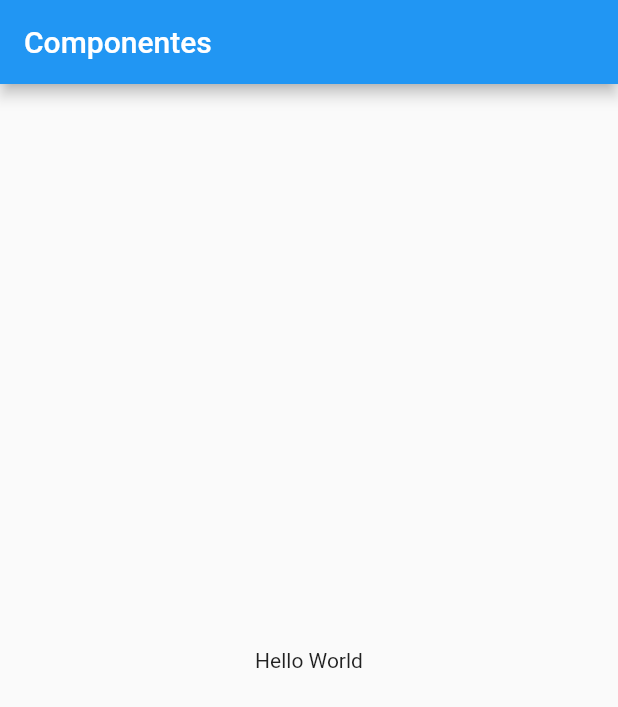
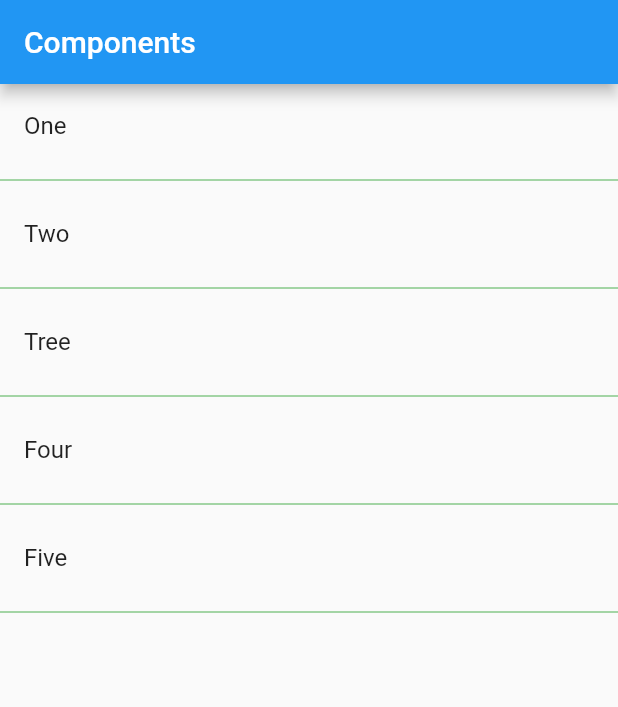
Before and after one commit to kevinneyder/Flutter_app2, a Flutter app: the screen it shows after launch, on a phone screen of 412 x 824 dp. Shown: the top 707 px of the screen. Run offline on Flutter 3.47's test engine with Material 2 defaults, Android fonts, the phone set to English and light mode, and no system bars.

Commit message:
ListView

```diff
--- a/lib/main.dart
+++ b/lib/main.dart
@@ -1,4 +1,6 @@
 import 'package:flutter/material.dart';
+
+import 'package:flutter_application_2/src/pages/home_pages.dart';
 
 void main() => runApp(MyApp());
 
@@ -8,16 +10,7 @@ class MyApp extends StatelessWidget {
     return MaterialApp(
       debugShowCheckedModeBanner: false,
       title: 'Material App',
-      home: Scaffold(
-        appBar: AppBar(
-          title: Text('Componentes'),
-        ),
-        body: Center(
-          child: Container(
-            child: Text('Hello World'),
-          ),
-        ),
-      ),
+      home: HomePageTemp(),
     );
   }
 }
--- a/lib/src/pages/home_pages.dart
+++ b/lib/src/pages/home_pages.dart
@@ -0,0 +1,35 @@
+import 'package:flutter/material.dart';
+
+class HomePageTemp extends StatelessWidget {
+
+  final options = ['One', 'Two', 'Tree', 'Four', 'Five'];
+
+  @override
+  Widget build(BuildContext context) {
+    return Scaffold(
+      appBar: AppBar(
+        title: Text('Components'),
+      ),
+      body: ListView(
+        children: _crearItems(),
+      ),
+    );
+  }
+
+  List<Widget> _crearItems() {
+    List<Widget> lista = <Widget>[];
+
+    for (var item in options) {
+      final tempWidget = ListTile(
+        title: Text(item),
+      );
+      lista..add(tempWidget)
+           ..add(Divider(
+                  color: Colors.green,
+                )
+      );
+    }
+    return lista;
+  }
+
+}
```
